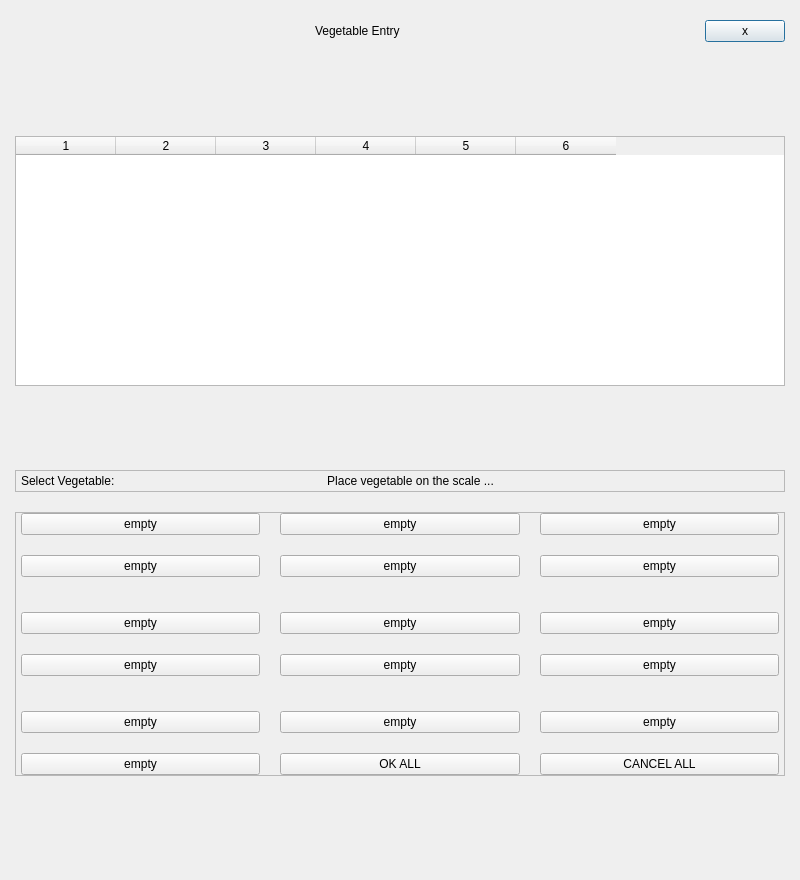
Selvam-T/POS, file Project/ui/vegetable_entry.ui: the form before one commit.
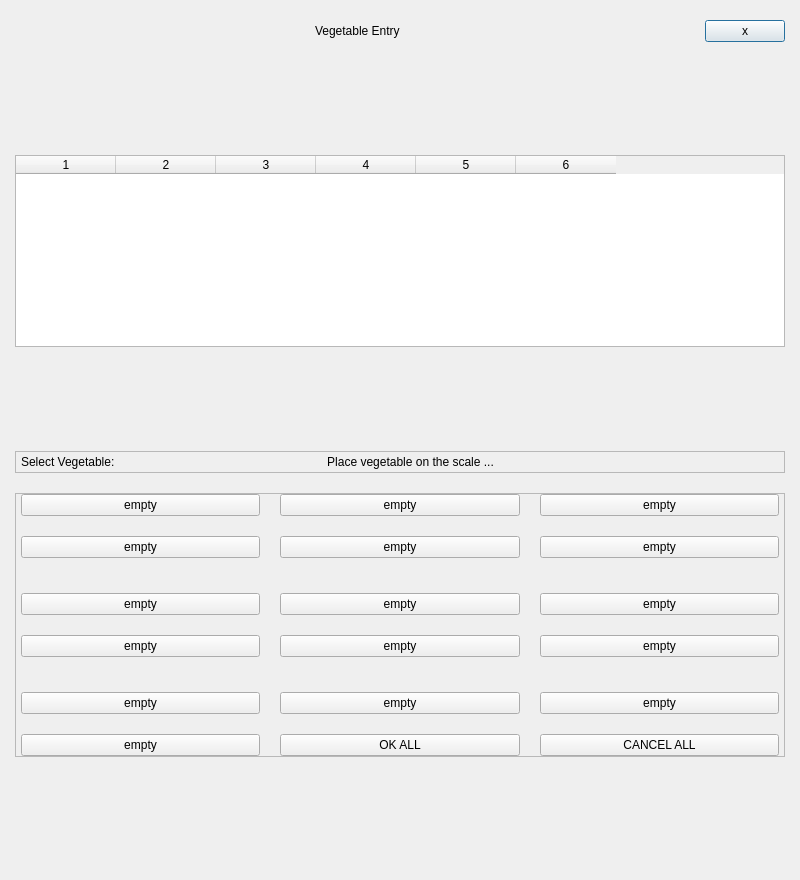
The form after the commit.

Commit message: vegEntryTable and salesTable scrollbutton will scroll to bottom as table window fills up

What changed in the file:
```diff
--- a/Project/ui/vegetable_entry.ui
+++ b/Project/ui/vegetable_entry.ui
@@ -123,7 +123,7 @@
      <property name="minimumSize">
       <size>
        <width>700</width>
-       <height>250</height>
+       <height>0</height>
       </size>
      </property>
      <property name="focusPolicy">
```
The commit also changes 2 other files.
